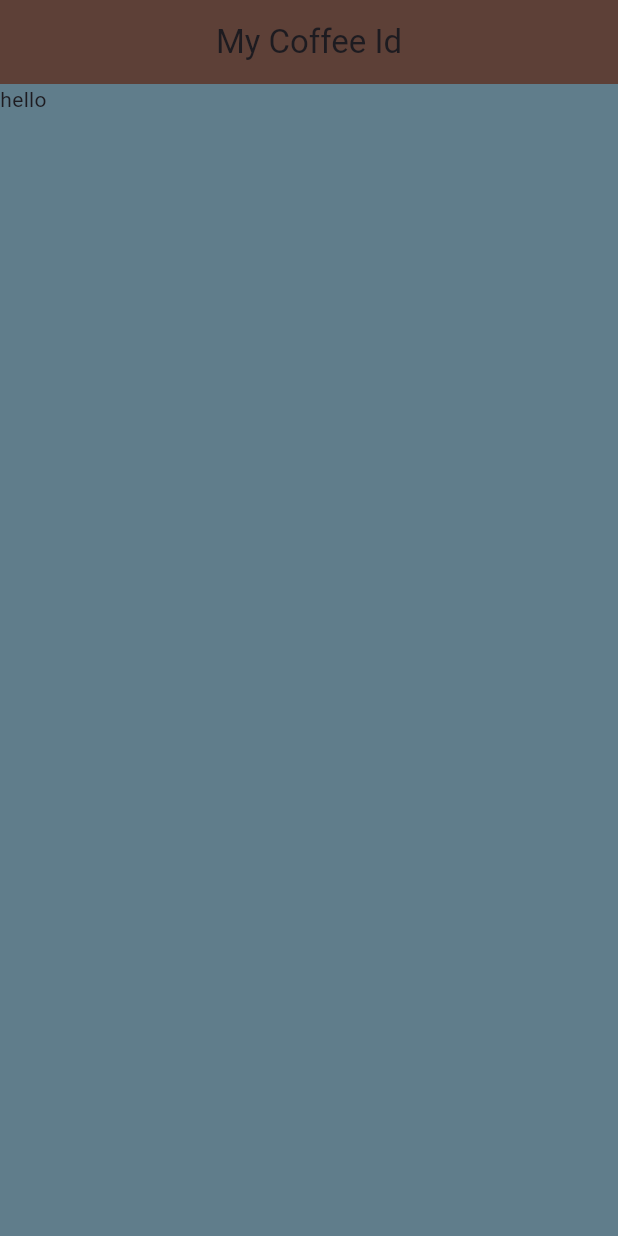
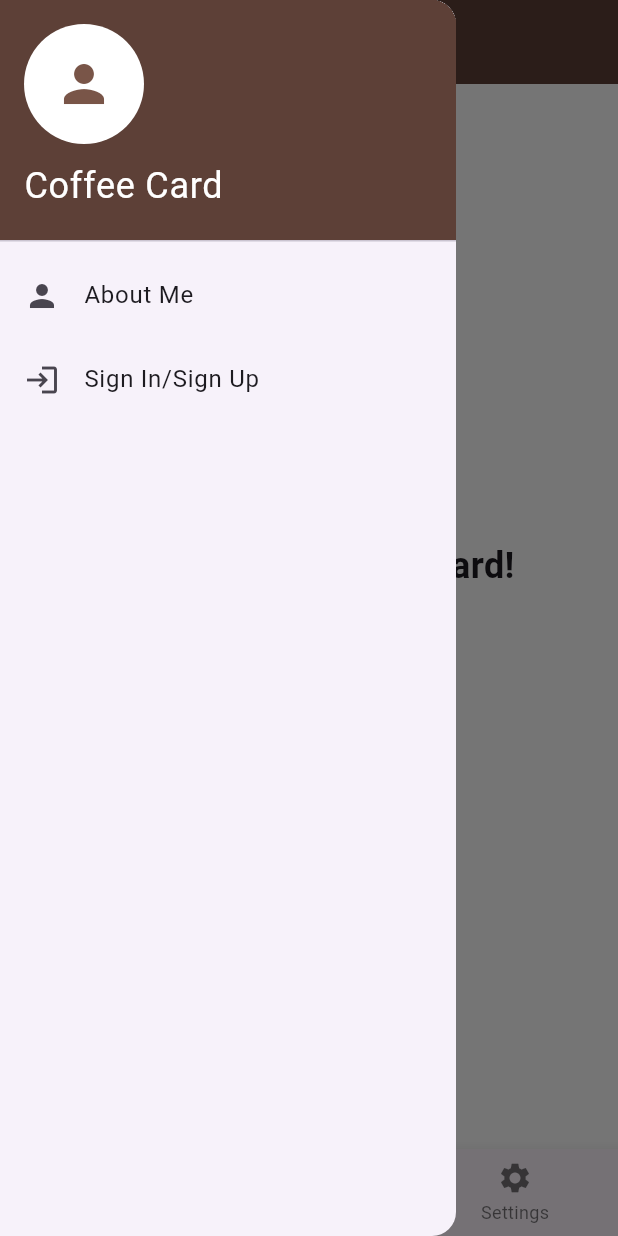
Before and after one commit to mzahalan/FlutterCrashCourse, a Flutter app: the screen it shows after launch, with the side drawer open (before the commit the screen has no drawer), on a phone screen of 412 x 824 dp. Run offline on Flutter 3.47's test engine with Material 3 defaults, Android fonts, the phone set to English and light mode, and no system bars.

Commit message:
I just vibe-coded a few new screens

```diff
--- a/coffee_card/lib/main.dart
+++ b/coffee_card/lib/main.dart
@@ -1,8 +1,23 @@
+import 'package:coffee_card/screens/about.dart';
+import 'package:coffee_card/screens/auth.dart';
+import 'package:coffee_card/screens/friends.dart';
 import 'package:coffee_card/screens/home.dart';
+import 'package:coffee_card/screens/settings.dart';
 import 'package:flutter/material.dart';
 
 void main() {
-  runApp(const MaterialApp(
-    home: Home(),
+  runApp(MaterialApp(
+    theme: ThemeData(
+      primarySwatch: Colors.brown,
+      scaffoldBackgroundColor: Colors.white,
+    ),
+    initialRoute: '/',
+    routes: {
+      '/': (context) => const Home(),
+      '/settings': (context) => const SettingsPage(),
+      '/about': (context) => const AboutPage(),
+      '/friends': (context) => const FriendsPage(),
+      '/auth': (context) => const AuthPage(),
+    },
   ));
 }
--- /dev/null
+++ b/coffee_card/lib/screens/friends.dart
@@ -0,0 +1,49 @@
+import 'package:flutter/material.dart';
+
+class FriendsPage extends StatelessWidget {
+  const FriendsPage({super.key});
+
+  @override
+  Widget build(BuildContext context) {
+    // This would typically come from a database or API
+    final List<Map<String, String>> friends = [
+      {'name': 'Alice', 'status': 'Coffee lover'},
+      {'name': 'Bob', 'status': 'Tea enthusiast'},
+      {'name': 'Charlie', 'status': 'Barista'},
+    ];
+
+    return Scaffold(
+      appBar: AppBar(
+        title: const Text('Friends'),
+        backgroundColor: Colors.brown[700],
+        actions: [
+          IconButton(
+            icon: const Icon(Icons.person_add),
+            onPressed: () {
+              // TODO: Implement add friend functionality
+            },
+          ),
+        ],
+      ),
+      body: ListView.builder(
+        itemCount: friends.length,
+        itemBuilder: (context, index) {
+          return ListTile(
+            leading: CircleAvatar(
+              backgroundColor: Colors.brown[300],
+              child: Text(friends[index]['name']![0]),
+            ),
+            title: Text(friends[index]['name']!),
+            subtitle: Text(friends[index]['status']!),
+            trailing: IconButton(
+              icon: const Icon(Icons.message),
+              onPressed: () {
+                // TODO: Implement message functionality
+              },
+            ),
+          );
+        },
+      ),
+    );
+  }
+}
--- a/coffee_card/lib/screens/home.dart
+++ b/coffee_card/lib/screens/home.dart
@@ -1,7 +1,29 @@
 import 'package:flutter/material.dart';
 
-class Home extends StatelessWidget {
+class Home extends StatefulWidget {
   const Home({super.key});
+
+  @override
+  State<Home> createState() => _HomeState();
+}
+
+class _HomeState extends State<Home> {
+  int _selectedIndex = 0;
+
+  void _onItemTapped(int index) {
+    setState(() {
+      _selectedIndex = index;
+    });
+
+    switch (index) {
+      case 1:
+        Navigator.pushNamed(context, '/friends');
+        break;
+      case 2:
+        Navigator.pushNamed(context, '/settings');
+        break;
+    }
+  }
 
   @override
   Widget build(BuildContext context) {
@@ -11,8 +33,89 @@ class Home extends StatelessWidget {
         backgroundColor: Colors.brown[700],
         centerTitle: true,
       ),
-      backgroundColor: Colors.blueGrey,
-      body: const Text("hello"),
+      drawer: Drawer(
+        child: ListView(
+          padding: EdgeInsets.zero,
+          children: [
+            DrawerHeader(
+              decoration: BoxDecoration(
+                color: Colors.brown[700],
+              ),
+              child: const Column(
+                crossAxisAlignment: CrossAxisAlignment.start,
+                children: [
+                  CircleAvatar(
+                    radius: 40,
+                    backgroundColor: Colors.white,
+                    child: Icon(Icons.person, size: 40, color: Colors.brown),
+                  ),
+                  SizedBox(height: 10),
+                  Text(
+                    'Coffee Card',
+                    style: TextStyle(
+                      color: Colors.white,
+                      fontSize: 24,
+                    ),
+                  ),
+                ],
+              ),
+            ),
+            ListTile(
+              leading: const Icon(Icons.person),
+              title: const Text('About Me'),
+              onTap: () {
+                Navigator.pop(context);
+                Navigator.pushNamed(context, '/about');
+              },
+            ),
+            ListTile(
+              leading: const Icon(Icons.login),
+              title: const Text('Sign In/Sign Up'),
+              onTap: () {
+                Navigator.pop(context);
+                Navigator.pushNamed(context, '/auth');
+              },
+            ),
+          ],
+        ),
+      ),
+      body: Center(
+        child: Column(
+          mainAxisAlignment: MainAxisAlignment.center,
+          children: [
+            const Text(
+              'Welcome to Coffee Card!',
+              style: TextStyle(fontSize: 24, fontWeight: FontWeight.bold),
+            ),
+            const SizedBox(height: 20),
+            ElevatedButton(
+              onPressed: () {
+                Navigator.pushNamed(context, '/auth');
+              },
+              child: const Text('Get Started'),
+            ),
+          ],
+        ),
+      ),
+      bottomNavigationBar: BottomNavigationBar(
+        items: const <BottomNavigationBarItem>[
+          BottomNavigationBarItem(
+            icon: Icon(Icons.home),
+            label: 'Home',
+          ),
+          BottomNavigationBarItem(
+            icon: Icon(Icons.people),
+            label: 'Friends',
+          ),
+          BottomNavigationBarItem(
+            icon: Icon(Icons.settings),
+            label: 'Settings',
+          ),
+        ],
+        currentIndex: _selectedIndex,
+        selectedItemColor: Colors.brown[700],
+        onTap: _onItemTapped,
+      ),
     );
   }
 }
```
Also changed, not shown: coffee_card/lib/screens/about.dart (added, +58 -0 lines), coffee_card/lib/screens/auth.dart (added, +99 -0 lines), coffee_card/lib/screens/settings.dart (added, +51 -0 lines), 1 other file.
